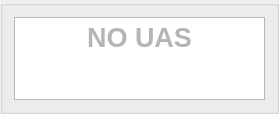
Above: src/ui/UnconnectedUASInfoWidget.ui from mavlink/qgroundcontrol before the change. Below: the same form after it.
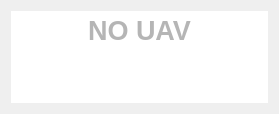
That is the form after the change.

Commit message: updated the looks of Onboard Waypoints window, when no UAV is present. Updated mission Save and Load to use version 120

```diff
--- a/src/ui/UnconnectedUASInfoWidget.ui
+++ b/src/ui/UnconnectedUASInfoWidget.ui
@@ -13,6 +13,9 @@
   <property name="windowTitle">
    <string/>
   </property>
+  <property name="styleSheet">
+   <string notr="true">border:0;</string>
+  </property>
   <property name="title">
    <string/>
   </property>
@@ -45,7 +48,7 @@
 &lt;table border=&quot;0&quot; style=&quot;-qt-table-type: root; margin-top:4px; margin-bottom:4px; margin-left:4px; margin-right:4px;&quot;&gt;
 &lt;tr&gt;
 &lt;td style=&quot;border: none;&quot;&gt;
-&lt;p align=&quot;center&quot; style=&quot; margin-top:0px; margin-bottom:0px; margin-left:0px; margin-right:0px; -qt-block-indent:0; text-indent:0px;&quot;&gt;&lt;span style=&quot; font-size:20pt; font-weight:600; color:#b5b5b5;&quot;&gt;NO UAS&lt;/span&gt;&lt;/p&gt;&lt;/td&gt;&lt;/tr&gt;&lt;/table&gt;&lt;/body&gt;&lt;/html&gt;</string>
+&lt;p align=&quot;center&quot; style=&quot; margin-top:0px; margin-bottom:0px; margin-left:0px; margin-right:0px; -qt-block-indent:0; text-indent:0px;&quot;&gt;&lt;span style=&quot; font-size:20pt; font-weight:600; color:#b5b5b5;&quot;&gt;NO UAV&lt;/span&gt;&lt;/p&gt;&lt;/td&gt;&lt;/tr&gt;&lt;/table&gt;&lt;/body&gt;&lt;/html&gt;</string>
      </property>
     </widget>
    </item>
```
The commit also changes 2 other files.
